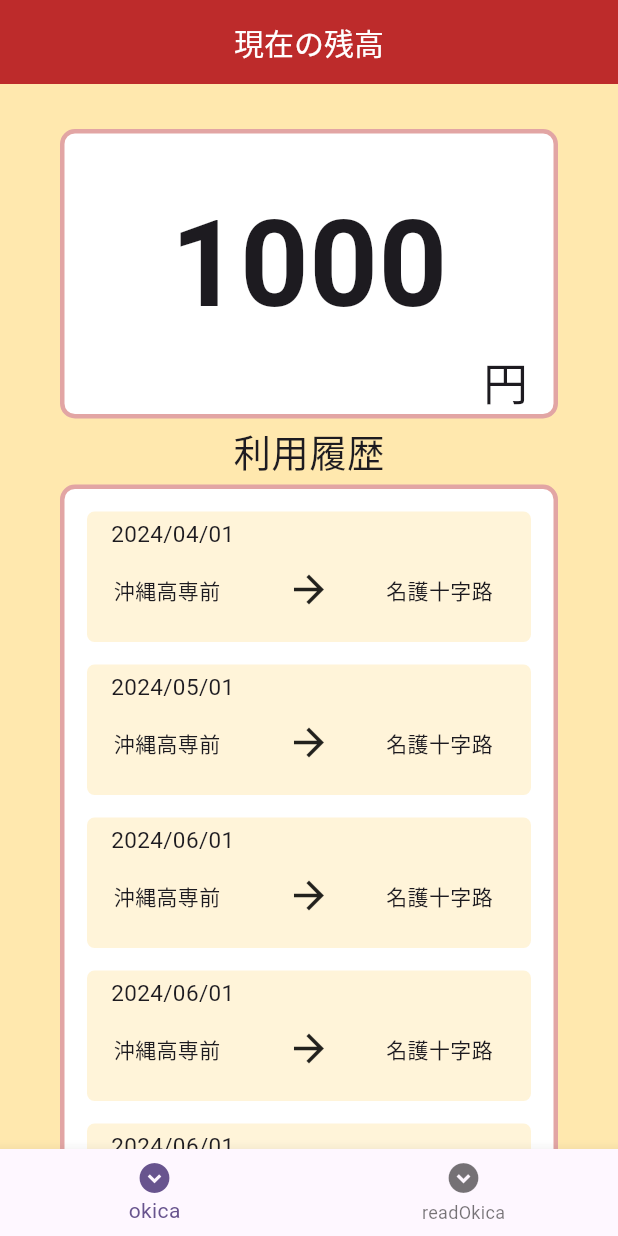
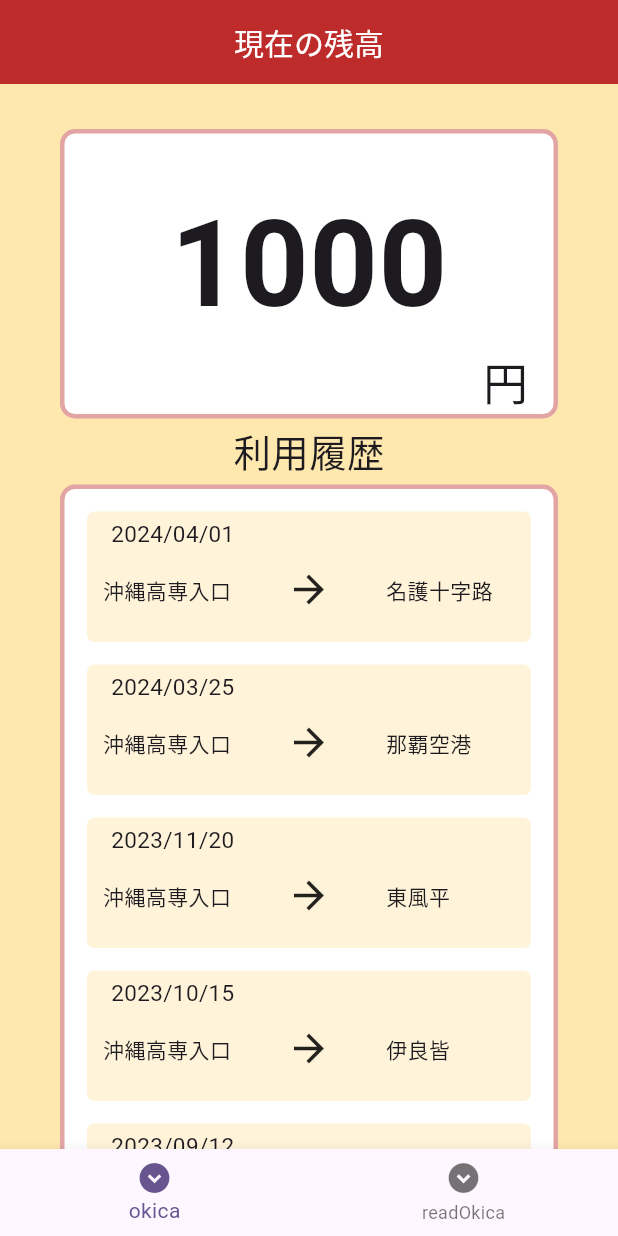
Before and after one commit to Yoshidagumi-group5/bus_app, a Flutter app: the screen it shows after launch, on a phone screen of 412 x 824 dp. Run offline on Flutter 3.47's test engine with Material 3 defaults, Android fonts, the phone set to English and light mode, and no system bars; our stand-ins replace flutter_riverpod; missing offline and left inert: nfc_manager.

Commit message:
最終コミット

```diff
--- a/lib/pages/okica.dart
+++ b/lib/pages/okica.dart
@@ -97,13 +97,13 @@ class _OkicaState extends State<Okica> {
                     child: ListView(
                       shrinkWrap: true,
                       children: const [
-                        History("2024/04/01", "沖縄高専前", "名護十字路"),
-                        History("2024/05/01", "沖縄高専前", "名護十字路"),
-                        History("2024/06/01", "沖縄高専前", "名護十字路"),
-                        History("2024/06/01", "沖縄高専前", "名護十字路"),
-                        History("2024/06/01", "沖縄高専前", "名護十字路"),
-                        History("2024/06/01", "沖縄高専前", "名護十字路"),
-                        History("2024/06/01", "沖縄高専前", "名護十字路"),
+                        History("2024/04/01", "沖縄高専入口", "名護十字路"),
+                        History("2024/03/25", "沖縄高専入口", "那覇空港"),
+                        History("2023/11/20", "沖縄高専入口", "東風平"),
+                        History("2023/10/15", "沖縄高専入口", "伊良皆"),
+                        History("2023/09/12", "沖縄高専入口", "赤崎"),
+                        History("2023/04/01", "沖縄高専入口", "世冨慶"),
+                        History("2023/02/25", "沖縄高専入口", "大南"),
                         SizedBox(
                           height: 15,
                         )
```
